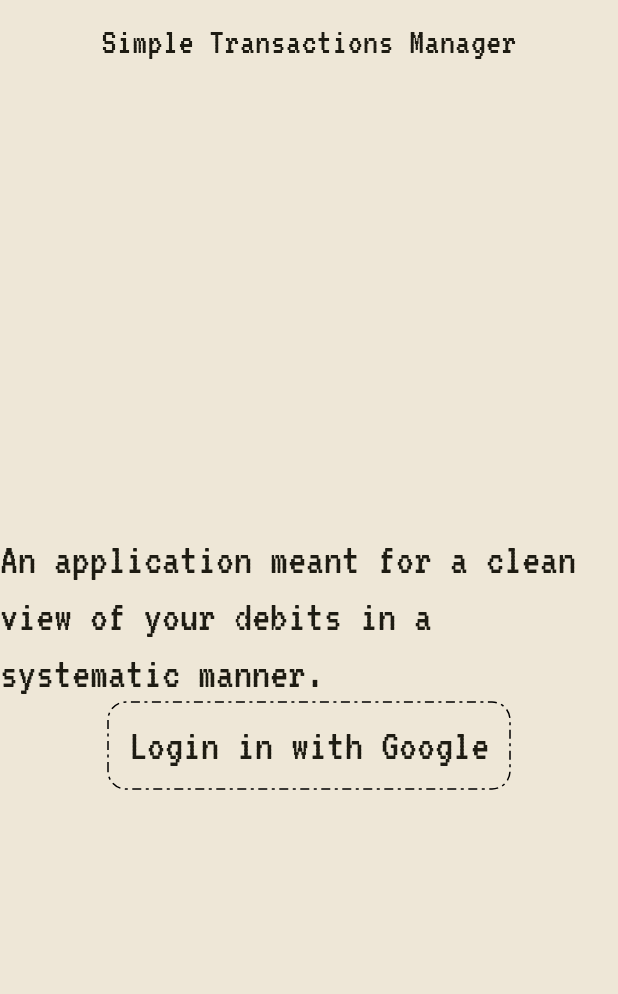
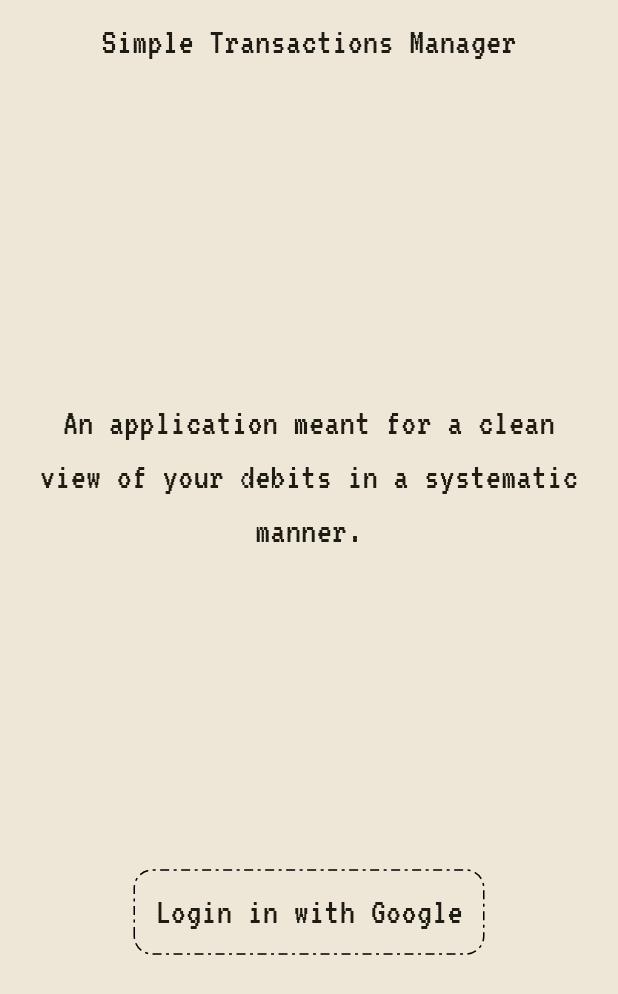
Before and after one commit to itsautfullday/email_credit_tracker, a Flutter app: the screen it shows after launch, on a phone screen of 412 x 824 dp. Shown: the top 994 px of the screen. Run offline on Flutter 3.47's test engine with Material 2 defaults, Android fonts, the phone set to English and light mode, and no system bars; drawn by our look-alikes of dotted_border; our stand-ins replace date_field, firebase_core, google_fonts, google_sign_in, googleapis_auth, shared_preferences; missing offline and left inert: extension_google_sign_in_as_googleapis_auth, googleapis; accounts and stored records are empty.

Commit message:
Added loading screen, refersh button functionality, need to add column sizing, maxlines, fix state save and load flow, json goes bad sometimes

```diff
--- a/lib/controller/IntroductionController.dart
+++ b/lib/controller/IntroductionController.dart
@@ -1,7 +1,8 @@
 import 'package:email_credit_tracker/model/AutoIngestionManager.dart';
+import 'package:flutter/material.dart';
 import 'package:email_credit_tracker/model/GmailManager.dart';
 
-class IntroductionController {
+class IntroductionController extends ChangeNotifier{
   void signInWithGoogle() async {
     await GmailManager.instance.signIn();
   }
--- a/lib/controller/TransactionViewController.dart
+++ b/lib/controller/TransactionViewController.dart
@@ -30,8 +30,9 @@ class TransactionViewController extends ChangeNotifier {
     return TransactionsManager.instance.getAllTransactions();
   }
 
-  void refreshTransactionsFromEmail() {
-    AutoIngestionManager.instance.ingestTransactionsFromEmail();
+  void refreshTransactionsFromEmail() async {
+    await AutoIngestionManager.instance.ingestTransactionsFromEmail();
+    notifyListeners();
   }
 
   void addTransaction(BuildContext context) {
--- a/lib/main.dart
+++ b/lib/main.dart
@@ -2,12 +2,13 @@ import 'package:email_credit_tracker/controller/TransactionViewController.dart';
 import 'package:email_credit_tracker/model/AutoIngestionManager.dart';
 import 'package:email_credit_tracker/model/GmailManager.dart';
 import 'package:email_credit_tracker/model/TransactionsManager.dart';
+import 'package:email_credit_tracker/view/CommonWidgets/ViewScaffold.dart';
 import 'package:email_credit_tracker/view/IntroductionView.dart';
 import 'package:email_credit_tracker/view/TransactionView.dart';
 import 'package:firebase_core/firebase_core.dart';
 import 'package:flutter/material.dart';
-import 'package:flutter/services.dart';
 import 'package:google_fonts/google_fonts.dart';
+import 'package:provider/provider.dart';
 
 import 'firebase_options.dart';
 
@@ -21,33 +22,48 @@ void main() async {
   );
 
   initalizeApplication();
-  runApp(MyApp());
+  runApp(EmailTransactionApp());
 }
 
 void load() async {
   await TransactionsManager.instance.loadTransactionsData();
   await GmailManager.instance.loadSignInStatus();
-
   TransactionViewController.instance.updateTransactionsView();
+  DataLoaded.instance.setDataLoaded(true);
 }
 
-//TODO : Figure out where to use save! -- add timely save flows as well!
 void save() async {
   await TransactionsManager.instance.saveTransactionData();
-  GmailManager.instance.saveSignInStatus();
+  await GmailManager.instance.saveSignInStatus();
 }
 
 void initalizeApplication() {
+  load();
   AutoIngestionManager.instance.manager = GmailManager.instance;
-  load();
 }
 
-class MyApp extends StatefulWidget {
-  @override
-  MyAppState createState() => MyAppState();
+class DataLoaded extends ChangeNotifier {
+  DataLoaded._();
+  static DataLoaded? _instance;
+  static DataLoaded get instance {
+    _instance ??= DataLoaded._();
+    return _instance!;
   }
 
-class MyAppState extends State<MyApp> with WidgetsBindingObserver {
+  bool dataLoaded = false;
+  void setDataLoaded(bool val) {
+    dataLoaded = val;
+    notifyListeners();
+  }
+}
+
+class EmailTransactionApp extends StatefulWidget {
+  @override
+  EmailTransactionAppState createState() => EmailTransactionAppState();
+}
+
+class EmailTransactionAppState extends State<EmailTransactionApp>
+    with WidgetsBindingObserver {
   @override
   void initState() {
     super.initState();
@@ -59,6 +75,7 @@ class MyAppState extends State<MyApp> with WidgetsBindingObserver {
     super.didChangeAppLifecycleState(state);
     switch (state) {
       case AppLifecycleState.resumed:
+        save();
         break;
       case AppLifecycleState.inactive:
         save();
@@ -109,7 +126,25 @@ class MyAppState extends State<MyApp> with WidgetsBindingObserver {
             displaySmall: GoogleFonts.vt323(fontSize: 10),
           ),
         ),
-      home: IntroductionView(),
-    );
+        home: ChangeNotifierProvider(
+          create: (context) => DataLoaded.instance,
+          child: Consumer<DataLoaded>(
+            builder: (context, value, child) {
+              if (!value.dataLoaded) {
+                return ViewScaffold(
+                    body: Container(
+                  alignment: Alignment.center,
+                  child: Text("Loading sign in status",
+                      style: Theme.of(context).textTheme.bodyMedium),
+                ));
+              }
+              if (GmailManager.instance.isUserSignedIn) {
+                return TransactionView();
+              } else {
+                return IntroductionView();
+              }
+            },
+          ),
+        ));
   }
 }
--- a/lib/model/HDFCTransactionManager.dart
+++ b/lib/model/HDFCTransactionManager.dart
@@ -95,7 +95,8 @@ class HDFCCreditCardTransactionsManager extends CreditCardTransactionsManager {
     //Hence the next one is the value of transaction
     //Similarly the elements between at and on are elements to be joined by space for the purpose of label of transaction
 
-    double amount = double.parse(hdfc_data_clean[first_rs_index + 1]);
+    double amount =
+        double.parse(hdfc_data_clean[first_rs_index + 1].replaceAll(',', ''));
 
     int atIndex = -1;
     int onIndex = -1;
--- a/lib/view/CommonWidgets/DottedButton.dart
+++ b/lib/view/CommonWidgets/DottedButton.dart
@@ -1,6 +1,5 @@
 import 'package:flutter/material.dart';
 import 'package:dotted_border/dotted_border.dart';
-
 
 //TODO : Add the other requirements of this class!
 class DottedButton extends StatelessWidget {
@@ -20,7 +19,7 @@ class DottedButton extends StatelessWidget {
       throw Exception("Dotted border created with no text and no image");
     }
 
-    if (this.onPressed == null){
+    if (this.onPressed == null) {
       throw Exception("No on pressed function has been passed");
     }
   }
@@ -32,8 +31,8 @@ class DottedButton extends StatelessWidget {
         radius: Radius.circular(12),
         child: TextButton(
             onPressed: onPressed,
-            child: Text(this.text!,
-                style: Theme.of(context).textTheme.titleLarge),
+            child:
+                Text(this.text!, style: Theme.of(context).textTheme.bodyMedium),
             style: ButtonStyle(
                 shape: MaterialStateProperty.all<RoundedRectangleBorder>(
                     RoundedRectangleBorder(
--- a/lib/view/IntroductionView.dart
+++ b/lib/view/IntroductionView.dart
@@ -8,6 +8,7 @@ import 'CommonWidgets/DottedButton.dart';
 
 class IntroductionView extends StatelessWidget {
   IntroductionController controller = new IntroductionController();
+
   @override
   Widget build(BuildContext context) {
     return ViewScaffold(
@@ -15,11 +16,15 @@ class IntroductionView extends StatelessWidget {
           child: Container(
         alignment: Alignment.center,
         child: Column(
-          mainAxisAlignment: MainAxisAlignment.center,
+          mainAxisAlignment: MainAxisAlignment.spaceEvenly,
           crossAxisAlignment: CrossAxisAlignment.center,
           children: [
-            Text(Constants.INTRODUCTORY_TEXT,
-                style: Theme.of(context).textTheme.titleLarge),
+            Container(
+              padding: EdgeInsets.all(20),
+              child: Text(Constants.INTRODUCTORY_TEXT,
+                  textAlign: TextAlign.center,
+                  style: Theme.of(context).textTheme.bodyMedium),
+            ),
             DottedButton(
                 text: "Login in with Google",
                 onPressed: () {
--- a/pubspec.yaml
+++ b/pubspec.yaml
@@ -51,6 +51,7 @@ dependencies:
   intl: ^0.18.0
   provider: ^6.1.2
   shared_preferences: ^2.2.2
+  dots_indicator: ^3.0.0
 
 
 dev_dependencies:
```
Also changed, not shown: lib/model/AutoIngestionManager.dart (+3 -8 lines), lib/model/GmailManager.dart (+16 -3 lines), lib/view/TransactionView.dart (+5 -2 lines), pubspec.lock, 1 other file. Lines whose indentation alone changed are shown as unchanged.
